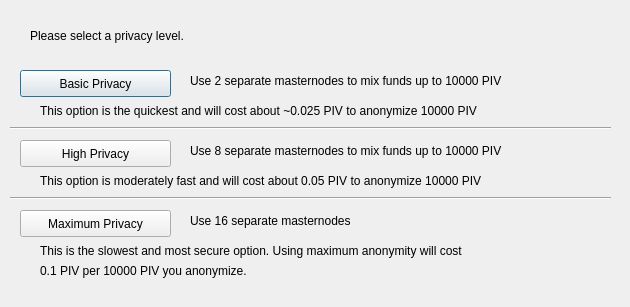
Old version of the form src/qt/forms/obfuscationconfig.ui in the repository LUX-Core/lux.
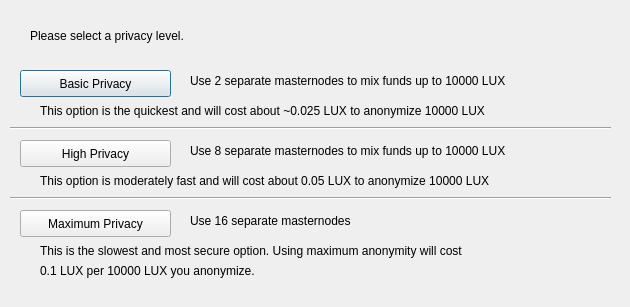
New version of the form.

The edit to the form file:
```diff
--- a/src/qt/forms/obfuscationconfig.ui
+++ b/src/qt/forms/obfuscationconfig.ui
@@ -75,7 +75,7 @@
     </rect>
    </property>
    <property name="text">
-    <string>Use 2 separate masternodes to mix funds up to 10000 PIV</string>
+    <string>Use 2 separate masternodes to mix funds up to 10000 LUX</string>
    </property>
   </widget>
   <widget class="QLabel" name="label_3">
@@ -88,7 +88,7 @@
     </rect>
    </property>
    <property name="text">
-    <string>Use 8 separate masternodes to mix funds up to 10000 PIV</string>
+    <string>Use 8 separate masternodes to mix funds up to 10000 LUX</string>
    </property>
   </widget>
   <widget class="QLabel" name="label_4">
@@ -114,7 +114,7 @@
     </rect>
    </property>
    <property name="text">
-    <string>This option is the quickest and will cost about ~0.025 PIV to anonymize 10000 PIV</string>
+    <string>This option is the quickest and will cost about ~0.025 LUX to anonymize 10000 LUX</string>
    </property>
   </widget>
   <widget class="QLabel" name="label_7">
@@ -127,7 +127,7 @@
     </rect>
    </property>
    <property name="text">
-    <string>This option is moderately fast and will cost about 0.05 PIV to anonymize 10000 PIV</string>
+    <string>This option is moderately fast and will cost about 0.05 LUX to anonymize 10000 LUX</string>
    </property>
   </widget>
   <widget class="QLabel" name="label_8">
@@ -153,7 +153,7 @@
     </rect>
    </property>
    <property name="text">
-    <string>0.1 PIV per 10000 PIV you anonymize.</string>
+    <string>0.1 LUX per 10000 LUX you anonymize.</string>
    </property>
   </widget>
   <widget class="Line" name="line">
```
